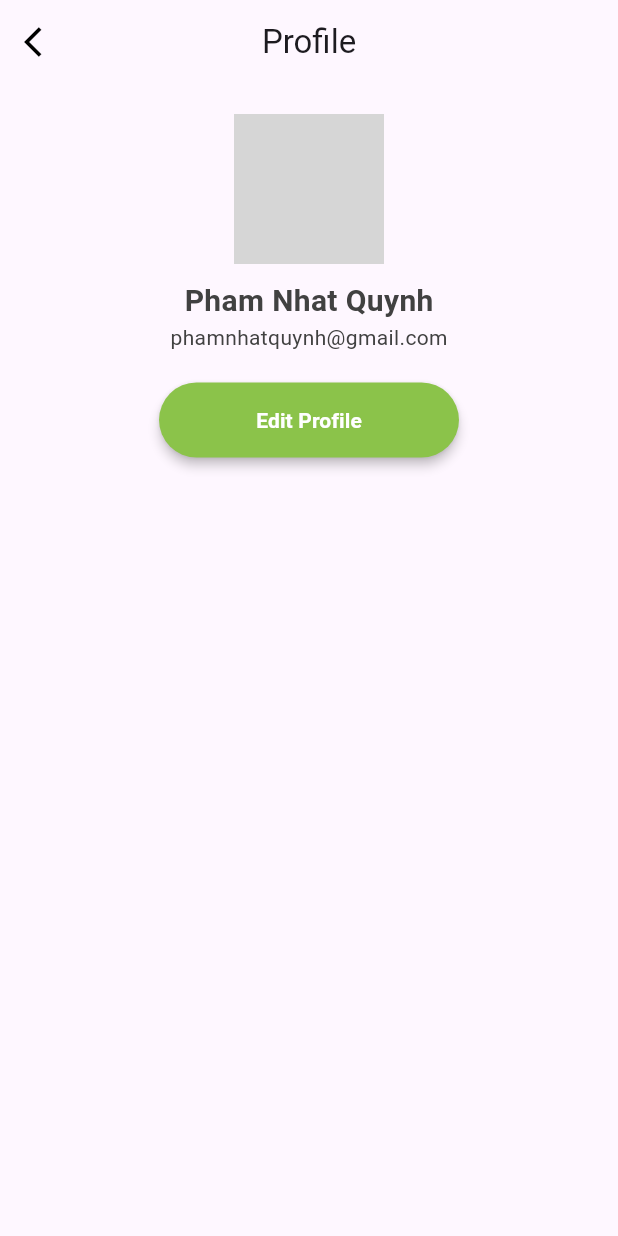
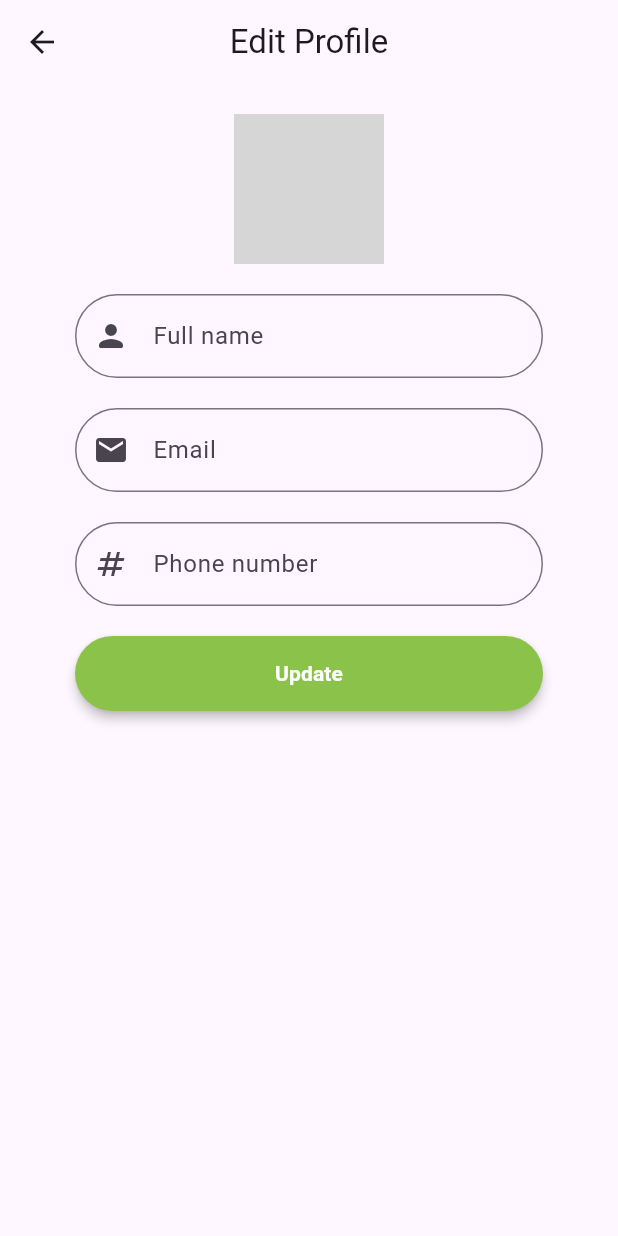
Before and after one commit to ngvhao172/QuizzUpFlutter, a Flutter app: the screen it shows after launch, after a tap on "Edit Profile", on a phone screen of 412 x 824 dp. Run offline on Flutter 3.47's test engine with Material 3 defaults, Android fonts, the light colour scheme and no system bars; our stand-ins replace animate_do; grey boxes are pictures that could not be loaded.

Commit message:
update profile info screen, update profile update screen, add change password screen

```diff
--- a/lib/main.dart
+++ b/lib/main.dart
@@ -1,6 +1,8 @@
+import 'package:final_quizlet_english/change_password.dart';
 import 'package:final_quizlet_english/profile.dart';
 import 'package:final_quizlet_english/signin.dart';
 import 'package:final_quizlet_english/signup.dart';
+import 'package:final_quizlet_english/update_profile.dart';
 import 'package:flutter/material.dart';
 import 'package:final_quizlet_english/splash.dart';
 
--- a/lib/profile.dart
+++ b/lib/profile.dart
@@ -1,3 +1,5 @@
+import 'package:final_quizlet_english/change_password.dart';
+import 'package:final_quizlet_english/update_profile.dart';
 import 'package:flutter/material.dart';
 import 'package:animate_do/animate_do.dart';
 
@@ -15,16 +17,35 @@ class ProfilePage extends StatelessWidget {
           title: const Text("Profile"),
           centerTitle: true,
         ),
-      body: Center(
+        body: SingleChildScrollView(
+          child: Container(
+            padding: const EdgeInsets.fromLTRB(50, 20, 50, 0),
+            child: Center(
               child: Column(
                 crossAxisAlignment: CrossAxisAlignment.center,
                 children: [
-            const SizedBox(
-              height: 20,
-            ),
+                  Stack(
+                    children: [
                       const CircleAvatar(
                         backgroundImage: AssetImage('assets/images/user.png'),
                         radius: 50,
+                      ),
+                      Positioned(
+                        bottom: 0,
+                        right: 0,
+                        child: Container(
+                        width: 30,
+                        height: 30,
+                        decoration: BoxDecoration(borderRadius: BorderRadius.circular(100), color: Colors.lightGreen),
+                        child: IconButton(
+                          icon: Icon(Icons.edit, color: Colors.white,),
+                          onPressed: () {
+
+                          },
+                          iconSize: 15,
+                        ),
+                      ))
+                    ],
                   ),
                   const SizedBox(
                     height: 10,
@@ -45,8 +66,8 @@ class ProfilePage extends StatelessWidget {
                   ),
                   ElevatedButton(
                     style: ElevatedButton.styleFrom(
-                primary: Colors.lightGreen,
-                onPrimary: Colors.white,
+                      backgroundColor: Colors.lightGreen,
+                      foregroundColor: Colors.white,
                       elevation: 3,
                       shape: RoundedRectangleBorder(
                           borderRadius: BorderRadius.circular(32.0)),
@@ -56,11 +77,88 @@ class ProfilePage extends StatelessWidget {
                       'Edit Profile',
                       style: TextStyle(fontWeight: FontWeight.bold),
                     ),
-              onPressed: () {},
+                    onPressed: () {
+                                                  Navigator.push(context, MaterialPageRoute(builder: (context) => UpdateProfilePage()));
+                    },
+                  ),
+                  const SizedBox(
+                    height: 30,
+                  ),
+                  const Divider(),
+                  const SizedBox(
+                    height: 20,
+                  ),
+                  getMenuItem(
+                    title: "Achievements",
+                    icon: Icons.star,
+                    endIcon: true,
+                    onPress: () {},
+                  ),
+                  const SizedBox(
+                    height: 20,
+                  ),
+                  getMenuItem(
+                    title: "Change password",
+                    icon: Icons.settings,
+                    endIcon: true,
+                    onPress: () {
+                      Navigator.push(context, MaterialPageRoute(builder: (context) => ChangePasswordPage()));
+                    },
                   )
                 ],
               ),
             ),
+          ),
+        ));
+  }
+}
+
+class getMenuItem extends StatelessWidget {
+  const getMenuItem({
+    super.key,
+    required this.title,
+    required this.icon,
+    required this.onPress,
+    this.endIcon = true,
+    this.textColor,
+  });
+
+  final String title;
+  final IconData icon;
+  final VoidCallback onPress;
+  final bool endIcon;
+  final Color? textColor;
+
+  @override
+  Widget build(BuildContext context) {
+    return ListTile(
+      leading: Container(
+        width: 40,
+        height: 40,
+        decoration: BoxDecoration(
+          borderRadius: BorderRadius.circular(100),
+          color: Colors.lightGreen.withOpacity(0.1),
+        ),
+        child: Icon(icon, color: Colors.blue),
+      ),
+      title: Text(title,
+          style:
+              Theme.of(context).textTheme.bodyLarge?.apply(color: textColor)),
+      trailing: endIcon
+          ? Container(
+              width: 30,
+              height: 30,
+              decoration: BoxDecoration(
+                borderRadius: BorderRadius.circular(100),
+                color: Colors.grey.withOpacity(0.1),
+              ),
+              child: IconButton(
+                icon: const Icon(Icons.arrow_forward_ios,
+                    size: 15, color: Colors.grey),
+                onPressed: onPress,
+              ),
+            )
+          : null,
     );
   }
 }
--- a/lib/update_profile.dart
+++ b/lib/update_profile.dart
@@ -0,0 +1,155 @@
+import 'package:flutter/material.dart';
+
+class UpdateProfilePage extends StatefulWidget {
+  const UpdateProfilePage({super.key});
+
+  @override
+  State<UpdateProfilePage> createState() => _UpdateProfilePageState();
+}
+
+class _UpdateProfilePageState extends State<UpdateProfilePage> {
+  final _formKey = GlobalKey<FormState>();
+
+  TextEditingController _fullnameEditingController = TextEditingController();
+  TextEditingController _emailEditingController = TextEditingController();
+  TextEditingController _phoneNumberEditingController = TextEditingController();
+
+  @override
+  Widget build(BuildContext context) {
+    return Scaffold(
+        appBar: AppBar(
+          title: const Text("Edit Profile"),
+          centerTitle: true,
+        ),
+        body: SingleChildScrollView(
+          child: Container(
+            padding: const EdgeInsets.fromLTRB(50, 20, 50, 0),
+            child: Column(
+              crossAxisAlignment: CrossAxisAlignment.center,
+              children: [
+                Stack(
+                  children: [
+                    const CircleAvatar(
+                      backgroundImage: AssetImage('assets/images/user.png'),
+                      radius: 50,
+                    ),
+                    Positioned(
+                        bottom: 0,
+                        right: 0,
+                        child: Container(
+                          width: 30,
+                          height: 30,
+                          decoration: BoxDecoration(
+                              borderRadius: BorderRadius.circular(100),
+                              color: Colors.lightGreen),
+                          child: IconButton(
+                            icon: Icon(
+                              Icons.camera_alt,
+                              color: Colors.white,
+                            ),
+                            onPressed: () {},
+                            iconSize: 15,
+                          ),
+                        )),
+                  ],
+                ),
+                const SizedBox(
+                  height: 20,
+                ),
+                Form(
+                  key: _formKey,
+                  autovalidateMode: AutovalidateMode.onUserInteraction,
+                  child: Column(
+                    children: [
+                      TextFormField(
+                        controller: _fullnameEditingController,
+                        decoration: InputDecoration(
+                          border: OutlineInputBorder(
+                              borderRadius: BorderRadius.circular(100)),
+                          labelText: 'Full name',
+                          hintText: "Enter your name",
+                          prefixIcon: Icon(Icons.person_rounded),
+                        ),
+                        validator: (value) {
+                          if (value == null || value.isEmpty) {
+                            return 'Please enter your name';
+                          }
+                          return null;
+                        },
+                      ),
+                      const SizedBox(
+                        height: 20,
+                      ),
+                      TextFormField(
+                        controller: _emailEditingController,
+                        decoration: InputDecoration(
+                          border: OutlineInputBorder(
+                              borderRadius: BorderRadius.circular(100)),
+                          labelText: 'Email',
+                          hintText: "Enter your email",
+                          prefixIcon: Icon(Icons.email),
+                        ),
+                        validator: (value) {
+                          if (value == null ||
+                              value.isEmpty ||
+                              !value.contains('@')) {
+                            return 'This is not a valid email address';
+                          }
+                          return null;
+                        },
+                      ),
+                      const SizedBox(
+                        height: 20,
+                      ),
+                      TextFormField(
+                        controller: _phoneNumberEditingController,
+                        decoration: InputDecoration(
+                          border: OutlineInputBorder(
+                              borderRadius: BorderRadius.circular(100)),
+                          labelText: 'Phone number',
+                          hintText: "Enter your phone number",
+                          prefixIcon: Icon(Icons.numbers),
+                        ),
+                        validator: (value) {
+                          if (value == null ||
+                              value.isEmpty ||
+                              value.length != 10) {
+                            return 'Phone number must contain 10 digits';
+                          }
+                          return null;
+                        },
+                      ),
+                      const SizedBox(
+                        height: 20,
+                      ),
+                      SizedBox(
+                        width: double.infinity,
+                        child: ElevatedButton(
+                          style: ElevatedButton.styleFrom(
+                            backgroundColor: Colors.lightGreen,
+                            foregroundColor: Colors.white,
+                            elevation: 3,
+                            shape: RoundedRectangleBorder(
+                                borderRadius: BorderRadius.circular(32.0)),
+                            minimumSize: Size(200, 50),
+                          ),
+                          child: const Text(
+                            'Update',
+                            style: TextStyle(fontWeight: FontWeight.bold),
+                          ),
+                          onPressed: () {
+                            if (_formKey.currentState!.validate()) {
+                              //
+                            }
+                          },
+                        ),
+                      )
+                    ],
+                  ),
+                )
+              ],
+            ),
+          ),
+        ));
+  }
+}
```
Also changed, not shown: lib/change_password.dart (added, +171 -0 lines), pubspec.lock. Lines whose indentation alone changed are shown as unchanged.
